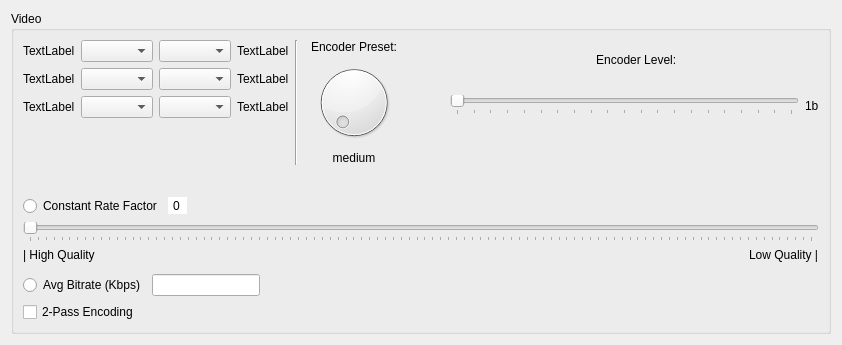
Above: src/video_ui.ui from b1aqW0lf/Lithium before the change. Below: the same form after it.
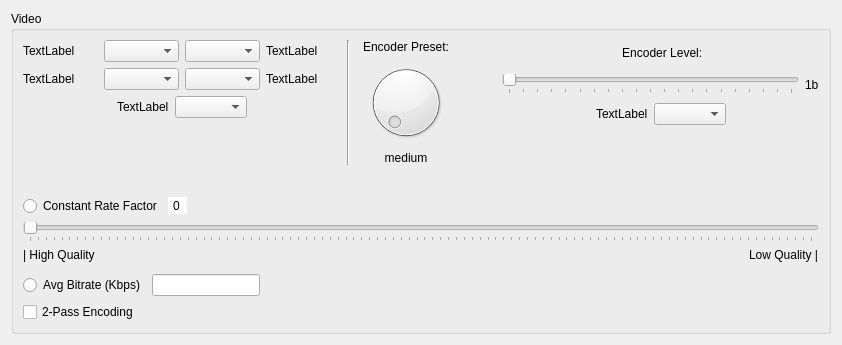
That is the form after the change.

Commit message: moved encoder profile combobox ui

The edit to the form file:
```diff
--- a/src/video_ui.ui
+++ b/src/video_ui.ui
@@ -94,6 +94,22 @@
               </item>
               <item>
                <layout class="QHBoxLayout" name="horizontalLayout_21">
+                <item>
+                 <spacer name="horizontalSpacer_8">
+                  <property name="orientation">
+                   <enum>Qt::Horizontal</enum>
+                  </property>
+                  <property name="sizeType">
+                   <enum>QSizePolicy::Expanding</enum>
+                  </property>
+                  <property name="sizeHint" stdset="0">
+                   <size>
+                    <width>40</width>
+                    <height>20</height>
+                   </size>
+                  </property>
+                 </spacer>
+                </item>
                 <item>
                  <layout class="QHBoxLayout" name="horizontalLayout_24">
                   <item>
@@ -109,22 +125,20 @@
                  </layout>
                 </item>
                 <item>
-                 <layout class="QHBoxLayout" name="horizontalLayout_25">
-                  <item>
-                   <widget class="QComboBox" name="videoEncProfileBox">
-                    <property name="frame">
-                     <bool>true</bool>
-                    </property>
-                   </widget>
-                  </item>
-                  <item>
-                   <widget class="QLabel" name="videoEncProfileLabel">
-                    <property name="text">
-                     <string>TextLabel</string>
-                    </property>
-                   </widget>
-                  </item>
-                 </layout>
+                 <spacer name="horizontalSpacer_7">
+                  <property name="orientation">
+                   <enum>Qt::Horizontal</enum>
+                  </property>
+                  <property name="sizeType">
+                   <enum>QSizePolicy::Expanding</enum>
+                  </property>
+                  <property name="sizeHint" stdset="0">
+                   <size>
+                    <width>40</width>
+                    <height>20</height>
+                   </size>
+                  </property>
+                 </spacer>
                 </item>
                </layout>
               </item>
@@ -238,6 +252,50 @@
                 </item>
                </layout>
               </item>
+              <item>
+               <layout class="QHBoxLayout" name="horizontalLayout_25">
+                <item>
+                 <spacer name="horizontalSpacer_6">
+                  <property name="orientation">
+                   <enum>Qt::Horizontal</enum>
+                  </property>
+                  <property name="sizeHint" stdset="0">
+                   <size>
+                    <width>40</width>
+                    <height>20</height>
+                   </size>
+                  </property>
+                 </spacer>
+                </item>
+                <item>
+                 <widget class="QLabel" name="videoEncProfileLabel">
+                  <property name="text">
+                   <string>TextLabel</string>
+                  </property>
+                 </widget>
+                </item>
+                <item>
+                 <widget class="QComboBox" name="videoEncProfileBox">
+                  <property name="frame">
+                   <bool>true</bool>
+                  </property>
+                 </widget>
+                </item>
+                <item>
+                 <spacer name="horizontalSpacer_5">
+                  <property name="orientation">
+                   <enum>Qt::Horizontal</enum>
+                  </property>
+                  <property name="sizeHint" stdset="0">
+                   <size>
+                    <width>40</width>
+                    <height>20</height>
+                   </size>
+                  </property>
+                 </spacer>
+                </item>
+               </layout>
+              </item>
               <item>
                <spacer name="verticalSpacer_3">
                 <property name="orientation">
```
